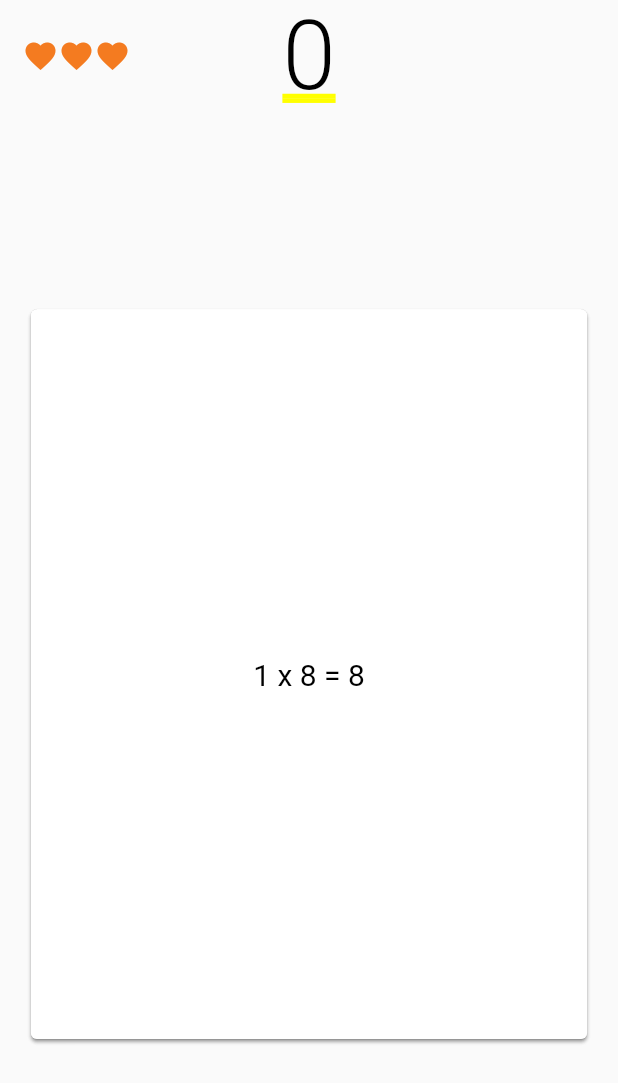
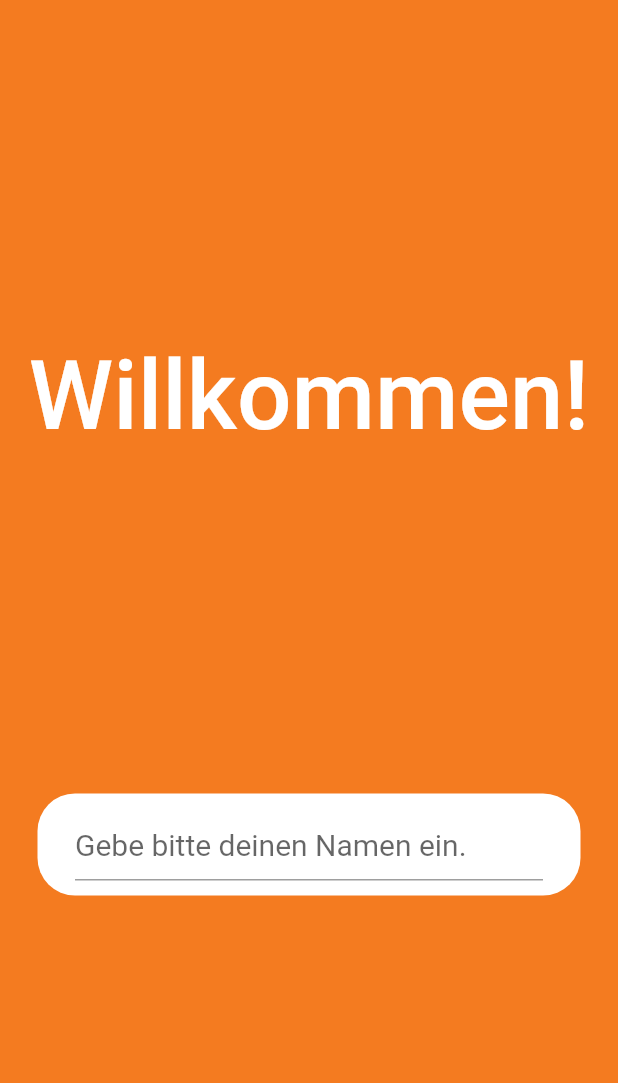
Before and after one commit to kevinsieverding/dhbw-tm404011-app, a Flutter app: the screen it shows after launch, on a phone screen of 412 x 824 dp. Shown: the top 1083 px of the screen. Run offline on Flutter 3.47's test engine with Material 2 defaults, Android fonts, the light colour scheme and no system bars; our stand-ins replace sqflite; accounts and stored records are empty; Roboto replaces fonts that are missing (Noto).

Commit message:
Add db, state, splash and landing pages, navigation

```diff
--- /dev/null
+++ b/lib/constants.dart
@@ -0,0 +1 @@
+const dbName = 'times.db';
--- a/lib/main.dart
+++ b/lib/main.dart
@@ -1,20 +1,32 @@
 import 'package:flutter/material.dart';
-import 'package:times/home_page.dart';
+import 'package:provider/provider.dart';
+import 'package:times/model/user_model.dart';
 import 'package:times/theme/times_theme.dart';
+import 'package:times/ui/game_page.dart';
+import 'package:times/ui/home_page.dart';
+import 'package:times/ui/landing_page.dart';
+import 'package:times/ui/splash_page.dart';
 
 void main() {
-  runApp(const MyApp());
+  runApp(MultiProvider(
+      providers: [ChangeNotifierProvider(create: (context) => UserModel())],
+      child: const TimesApp()));
 }
 
-class MyApp extends StatelessWidget {
-  const MyApp({Key? key}) : super(key: key);
+class TimesApp extends StatelessWidget {
+  const TimesApp({Key? key}) : super(key: key);
 
   @override
   Widget build(BuildContext context) {
     return MaterialApp(
-      title: 'Flutter Demo',
-      theme: TimesTheme.light,
-      home: const HomePage(),
-    );
+        title: 'Times - Einfach Rechnen Lernen!',
+        theme: TimesTheme.light,
+        initialRoute: '/landing',
+        routes: {
+          '/splash': (context) => const SplashPage(),
+          '/landing': (context) => const LandingPage(),
+          '/home': (context) => const HomePage(),
+          '/game': (context) => const GamePage()
+        });
   }
 }
--- /dev/null
+++ b/lib/model/user.dart
@@ -0,0 +1,27 @@
+class User {
+  int? id;
+  String? name;
+
+  User();
+
+  User.fromMap(Map<String, dynamic> map)
+      : assert(map['id'] != null && map['id'] is int),
+        id = map['id'] {
+    final name = map['name'];
+    if (name != null && name is String) {
+      this.name = name;
+    }
+  }
+
+  Map<String, dynamic> toMap() {
+    return {
+      'id': id,
+      'name': name,
+    };
+  }
+
+  @override
+  String toString() {
+    return 'User{id: $id, name: $name}';
+  }
+}
--- /dev/null
+++ b/lib/model/user_model.dart
@@ -0,0 +1,15 @@
+import 'package:flutter/material.dart';
+import 'package:times/model/user.dart';
+
+class UserModel extends ChangeNotifier {
+  User? _user;
+
+  User? get user {
+    return _user;
+  }
+
+  set user(User? user) {
+    _user = user;
+    notifyListeners();
+  }
+}
--- a/lib/theme/times_text.dart
+++ b/lib/theme/times_text.dart
@@ -15,7 +15,15 @@ class TimesText {
     return sansRegular14.copyWith(fontSize: 20);
   }
 
+  static TextStyle get sansBold64 {
+    return sansRegular14.copyWith(fontSize: 64, fontWeight: FontWeight.w500);
+  }
+
   static TextStyle get sansLight64 {
     return sansRegular14.copyWith(fontSize: 64, fontWeight: FontWeight.w300);
   }
+
+  static TextStyle get sansLight48 {
+    return sansLight64.copyWith(fontSize: 48);
+  }
 }
--- /dev/null
+++ b/lib/ui/component/form/name_form.dart
@@ -0,0 +1,62 @@
+import 'package:flutter/material.dart';
+import 'package:provider/provider.dart';
+import 'package:times/model/user.dart';
+import 'package:times/model/user_model.dart';
+import 'package:times/repository/user_repository.dart';
+import 'package:times/theme/times_text.dart';
+
+class NameForm extends StatefulWidget {
+  const NameForm({Key? key}) : super(key: key);
+
+  @override
+  State<StatefulWidget> createState() => _NameFormState();
+}
+
+class _NameFormState extends State<NameForm> {
+  final _formKey = GlobalKey<FormState>();
+
+  @override
+  Widget build(BuildContext context) {
+    return Form(
+        key: _formKey,
+        child: Container(
+            padding: const EdgeInsets.symmetric(horizontal: 25),
+            child: Column(
+              mainAxisAlignment: MainAxisAlignment.center,
+              crossAxisAlignment: CrossAxisAlignment.center,
+              children: [
+                Container(
+                    padding: const EdgeInsets.symmetric(
+                        horizontal: 25, vertical: 10),
+                    decoration: BoxDecoration(
+                        color: Colors.white,
+                        borderRadius: BorderRadius.circular(25)),
+                    child: TextFormField(
+                      maxLines: 1,
+                      style: TimesText.sansRegular20,
+                      decoration: const InputDecoration(
+                        hintText: 'Gebe bitte deinen Namen ein.',
+                      ),
+                      validator: (value) {
+                        if (value == null || value.isEmpty) {
+                          return 'Gebe bitte deinen Namen ein.';
+                        }
+                        return null;
+                      },
+                      onFieldSubmitted: (value) {
+                        if (_formKey.currentState!.validate()) {
+                          final user = User();
+                          user.name = value;
+                          UserRepository.insert(user).then((id) {
+                            user.id = id;
+                            Provider.of<UserModel>(context, listen: false)
+                                .user = user;
+                            Navigator.of(context).pushReplacementNamed('/home');
+                          });
+                        }
+                      },
+                    ))
+              ],
+            )));
+  }
+}
--- a/lib/home_page.dart
+++ b/lib/ui/game_page.dart
@@ -8,14 +8,14 @@ import 'package:times/theme/times_text.dart';
 import 'package:times/ui/problem_card.dart';
 import 'package:times/ui/swipeable_card_deck.dart';
 
-class HomePage extends StatefulWidget {
-  const HomePage({Key? key}) : super(key: key);
+class GamePage extends StatefulWidget {
+  const GamePage({Key? key}) : super(key: key);
 
   @override
-  State<StatefulWidget> createState() => _HomePageState();
+  State<StatefulWidget> createState() => _GamePageState();
 }
 
-class _HomePageState extends State<HomePage> {
+class _GamePageState extends State<GamePage> {
   static const maxLives = 3;
   Random random = Random();
   int _highScore = 0;
--- /dev/null
+++ b/lib/ui/landing_page.dart
@@ -0,0 +1,25 @@
+import 'package:flutter/material.dart';
+import 'package:times/theme/times_color.dart';
+import 'package:times/theme/times_text.dart';
+import 'package:times/ui/component/form/name_form.dart';
+
+class LandingPage extends StatelessWidget {
+  const LandingPage({Key? key}) : super(key: key);
+
+  @override
+  Widget build(BuildContext context) {
+    return SafeArea(
+        child: Scaffold(
+            body: Container(
+                color: TimesColor.orange,
+                child: Column(
+                  mainAxisAlignment: MainAxisAlignment.spaceEvenly,
+                  children: [
+                    Text('Willkommen!',
+                        style:
+                            TimesText.sansBold64.copyWith(color: Colors.white)),
+                    const NameForm()
+                  ],
+                ))));
+  }
+}
--- a/pubspec.yaml
+++ b/pubspec.yaml
@@ -30,10 +30,12 @@ dependencies:
   flutter:
     sdk: flutter
 
-
   # The following adds the Cupertino Icons font to your application.
   # Use with the CupertinoIcons class for iOS style icons.
   cupertino_icons: ^1.0.2
+  sqflite: ^2.0.0+4
+  provider: ^6.0.1
+  path: ^1.8.0
 
 dev_dependencies:
   flutter_test:
```
Also changed, not shown: lib/infrastructure/database.dart (added, +17 -0 lines), lib/repository/user_repository.dart (added, +19 -0 lines), lib/ui/home_page.dart (added, +35 -0 lines), lib/ui/splash_page.dart (added, +46 -0 lines), lib/ui/game_over_page.dart (added), pubspec.lock.
